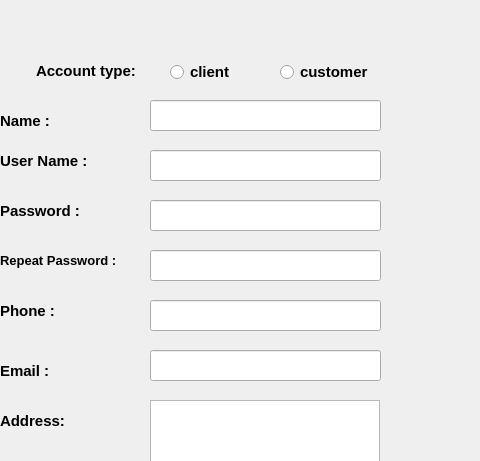
First picture: the form in create_account.ui, repository AP-projects-4001/ls, before the edit; both pictures show x 0 to 480 and y 0 to 461 of the 831 by 560 pixel window.
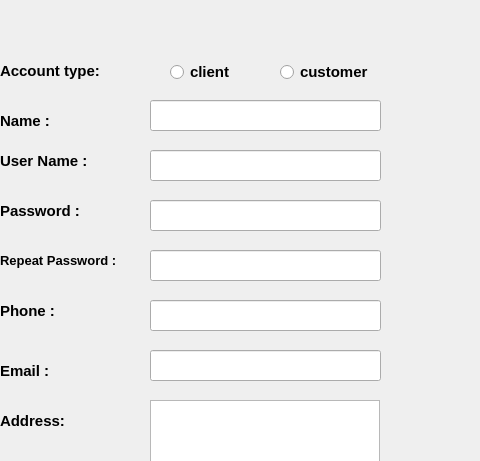
Second picture: the form after the edit. Icons and pictures are not drawn.

What changed in the file:
```diff
--- a/create_account.ui
+++ b/create_account.ui
@@ -344,7 +344,7 @@
   <widget class="QLabel" name="label_8">
    <property name="geometry">
     <rect>
-     <x>36</x>
+     <x>0</x>
      <y>50</y>
      <width>141</width>
      <height>41</height>
@@ -371,7 +371,7 @@
     <rect>
      <x>0</x>
      <y>350</y>
-     <width>51</width>
+     <width>71</width>
      <height>41</height>
     </rect>
    </property>
```
Left out of the diff: 18 changed lines with no effect on the pictures.
